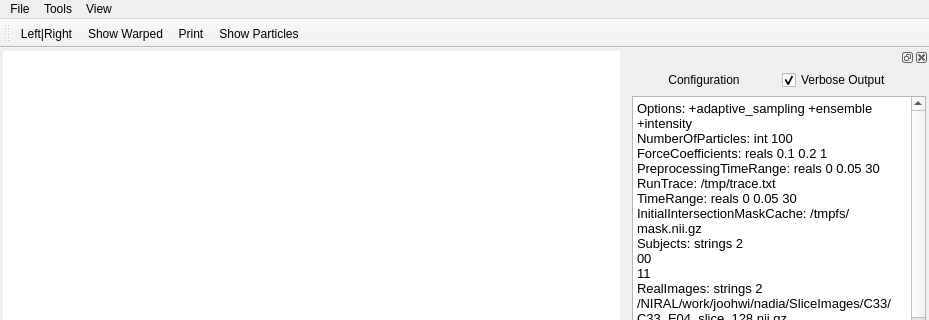
Old version of the form itkProjects/Particles/simul2d.ui in the repository SadeghMSalehi/gradworks; both pictures show x 0 to 929 and y 0 to 320 of the 929 by 876 pixel window.
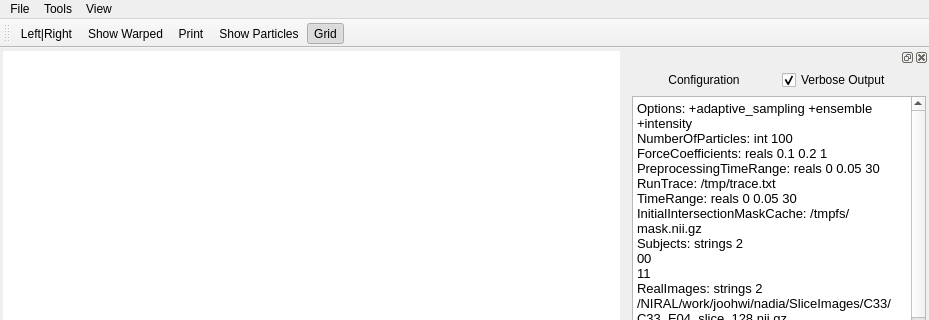
New version of the form. Icons and pictures are not drawn. Custom widgets are drawn as their Qt base class.

Commit message: added grid image and version 1.0

```diff
--- a/itkProjects/Particles/simul2d.ui
+++ b/itkProjects/Particles/simul2d.ui
@@ -187,6 +187,7 @@
    <addaction name="actionShowWarped"/>
    <addaction name="actionPrint"/>
    <addaction name="actionShowParticles"/>
+   <addaction name="actionGrid"/>
   </widget>
   <widget class="QDockWidget" name="dockWidget">
    <property name="minimumSize">
```
Left out of the diff: 4 changed lines with no effect on the pictures. The commit also changes 6 other files.
